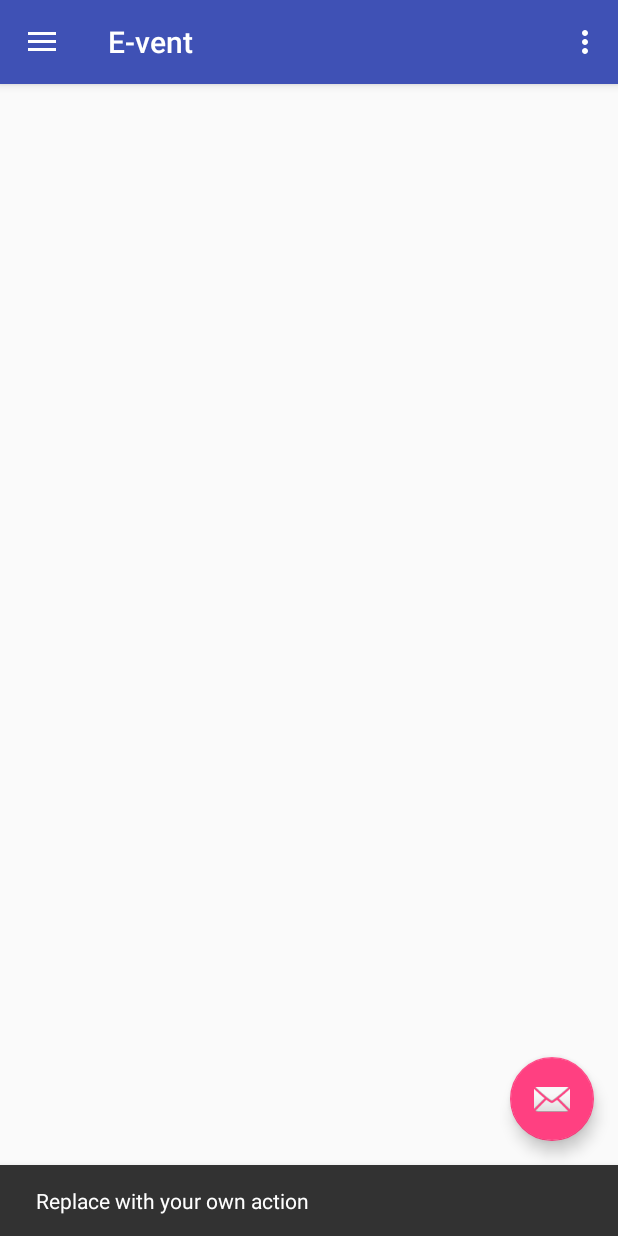
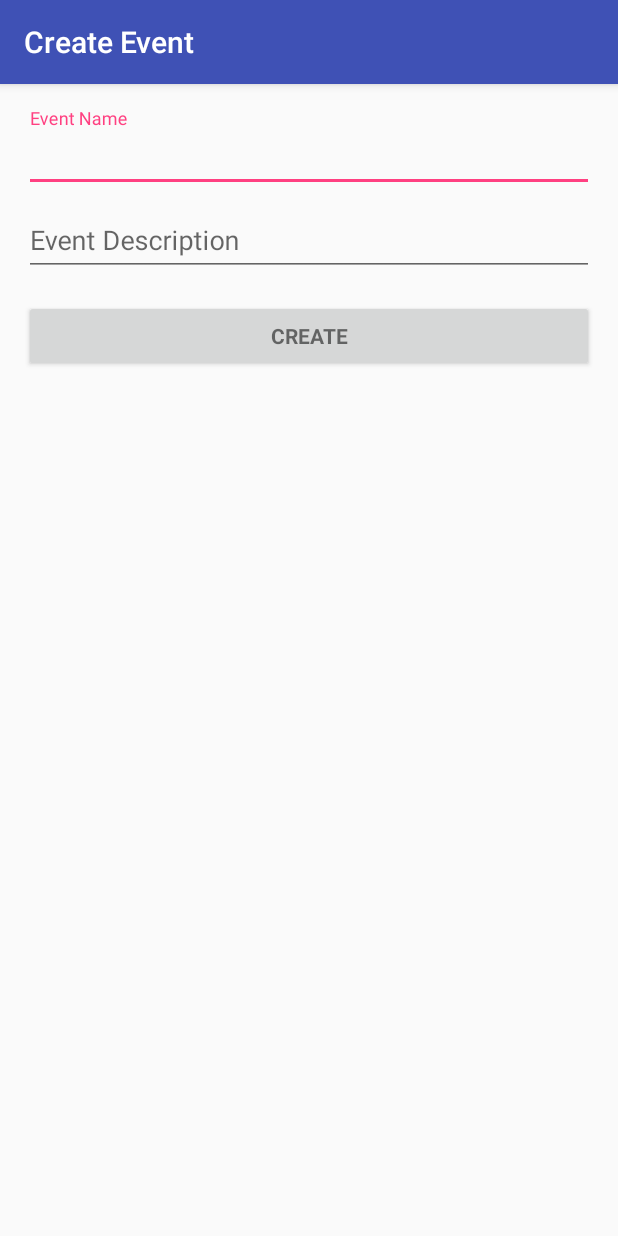
Before and after one commit to e-vent/E-vent-Android, an Android app: the EventActivity screen opened directly, with no data from a screen before it, after a tap on an icon or button, on a phone screen of 412 x 824 dp. Run offline under Robolectric (Android 15) with nearby library versions, the phone set to English and light mode, and no system bars; our stand-ins replace paging; 4 statements that could not run were skipped.

Commit message:
Implement event creation

```diff
--- a/app/src/main/java/io/github/e_vent/api/EventRetrofitApi.kt
+++ b/app/src/main/java/io/github/e_vent/api/EventRetrofitApi.kt
@@ -7,7 +7,9 @@ import okhttp3.logging.HttpLoggingInterceptor
 import retrofit2.Call
 import retrofit2.Retrofit
 import retrofit2.converter.gson.GsonConverterFactory
+import retrofit2.http.Body
 import retrofit2.http.GET
+import retrofit2.http.POST
 import retrofit2.http.Path
 
 /**
@@ -19,6 +21,9 @@ interface EventRetrofitApi {
 
     @GET("/count")
     fun getCount(): Call<Int>
+
+    @POST("/events")
+    fun create(@Body event: ServerEvent): Call<Int>
 
     companion object {
         fun create(): EventRetrofitApi {
--- a/app/src/main/java/io/github/e_vent/viewerui/EventActivity.kt
+++ b/app/src/main/java/io/github/e_vent/viewerui/EventActivity.kt
@@ -1,5 +1,6 @@
 package io.github.e_vent.viewerui
 
+import android.content.Intent
 import androidx.appcompat.app.AppCompatActivity
 import android.os.Bundle
 import android.view.Menu
@@ -9,6 +10,7 @@ import androidx.core.view.GravityCompat
 import com.google.android.material.navigation.NavigationView
 import com.google.android.material.snackbar.Snackbar
 import io.github.e_vent.R
+import io.github.e_vent.createui.CreateEventActivity
 import kotlinx.android.synthetic.main.event_activity.*
 
 class EventActivity : AppCompatActivity(), NavigationView.OnNavigationItemSelectedListener {
@@ -26,8 +28,8 @@ class EventActivity : AppCompatActivity(), NavigationView.OnNavigationItemSelect
     private fun onCreateDrawerActivity() {
         setSupportActionBar(toolbar)
         fab.setOnClickListener { view ->
-            Snackbar.make(view, "Replace with your own action", Snackbar.LENGTH_LONG)
-                    .setAction("Action", null).show()
+            val intent = Intent(this, CreateEventActivity::class.java)
+            startActivity(intent)
         }
         val toggle = ActionBarDrawerToggle(this, drawer_layout, toolbar,
                 R.string.navigation_drawer_open, R.string.navigation_drawer_close)
--- /dev/null
+++ b/app/src/main/res/layout/activity_create_event.xml
@@ -0,0 +1,64 @@
+<?xml version="1.0" encoding="utf-8"?>
+<LinearLayout xmlns:android="http://schemas.android.com/apk/res/android"
+    xmlns:tools="http://schemas.android.com/tools"
+    android:layout_width="match_parent"
+    android:layout_height="match_parent"
+    android:gravity="center_horizontal"
+    android:orientation="vertical"
+    android:paddingLeft="@dimen/activity_horizontal_margin"
+    android:paddingTop="@dimen/activity_vertical_margin"
+    android:paddingRight="@dimen/activity_horizontal_margin"
+    android:paddingBottom="@dimen/activity_vertical_margin"
+    tools:context=".createui.CreateEventActivity">
+    <!-- Creation progress -->
+    <ProgressBar
+        android:id="@+id/login_progress"
+        style="?android:attr/progressBarStyleLarge"
+        android:layout_width="wrap_content"
+        android:layout_height="wrap_content"
+        android:layout_marginBottom="8dp"
+        android:visibility="gone" />
+    <ScrollView
+        android:id="@+id/login_form"
+        android:layout_width="match_parent"
+        android:layout_height="match_parent">
+        <LinearLayout
+            android:id="@+id/email_login_form"
+            android:layout_width="match_parent"
+            android:layout_height="wrap_content"
+            android:orientation="vertical">
+            <com.google.android.material.textfield.TextInputLayout
+                android:layout_width="match_parent"
+                android:layout_height="wrap_content">
+                <AutoCompleteTextView
+                    android:id="@+id/name"
+                    android:layout_width="match_parent"
+                    android:layout_height="wrap_content"
+                    android:hint="@string/prompt_name"
+                    android:inputType="textEmailSubject"
+                    android:maxLines="1"
+                    android:singleLine="true" />
+            </com.google.android.material.textfield.TextInputLayout>
+            <com.google.android.material.textfield.TextInputLayout
+                android:layout_width="match_parent"
+                android:layout_height="wrap_content">
+                <AutoCompleteTextView
+                    android:id="@+id/desc"
+                    android:layout_width="match_parent"
+                    android:layout_height="wrap_content"
+                    android:hint="@string/prompt_desc"
+                    android:inputType="textShortMessage"
+                    android:maxLines="1"
+                    android:singleLine="true" />
+            </com.google.android.material.textfield.TextInputLayout>
+            <Button
+                android:id="@+id/create_event_button"
+                style="?android:textAppearanceSmall"
+                android:layout_width="match_parent"
+                android:layout_height="wrap_content"
+                android:layout_marginTop="16dp"
+                android:text="@string/action_create"
+                android:textStyle="bold" />
+        </LinearLayout>
+    </ScrollView>
+</LinearLayout>
--- a/app/src/main/res/values/strings.xml
+++ b/app/src/main/res/values/strings.xml
@@ -9,4 +9,12 @@
     <string name="nav_header_subtitle">e-vent.github.io</string>
     <string name="nav_header_desc">Navigation header</string>
     <string name="action_settings">Settings</string>
+    <string name="title_activity_create_event">Create Event</string>
+    <!-- Strings related to login -->
+    <string name="prompt_name">Event Name</string>
+    <string name="prompt_desc">Event Description</string>
+    <string name="action_create">Create</string>
+    <string name="error_invalid_name">This name is invalid</string>
+    <string name="error_invalid_desc">This description is invalid</string>
+    <string name="error_server_error">The server rejected the event</string>
 </resources>
```
Also changed, not shown: app/src/main/AndroidManifest.xml (+8 -2 lines), app/src/main/java/io/github/e_vent/createui/CreateEventActivity.kt (added, +173 -0 lines), app/src/main/java/io/github/e_vent/util/EventStringValidator.kt (added, +10 -0 lines).
